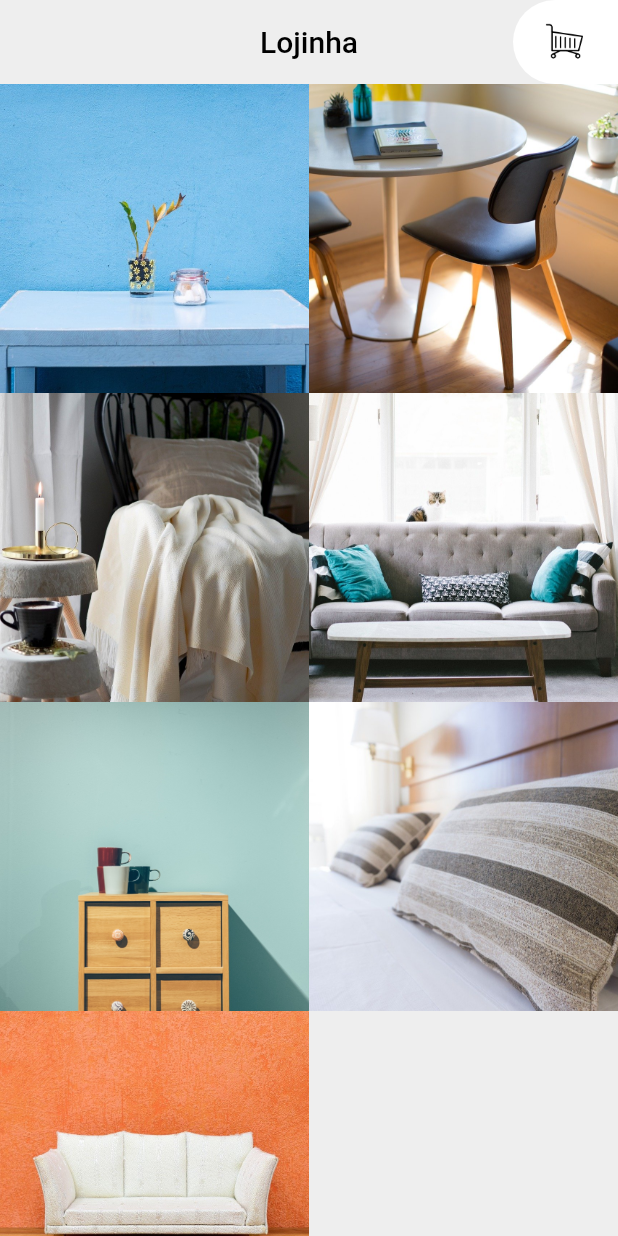
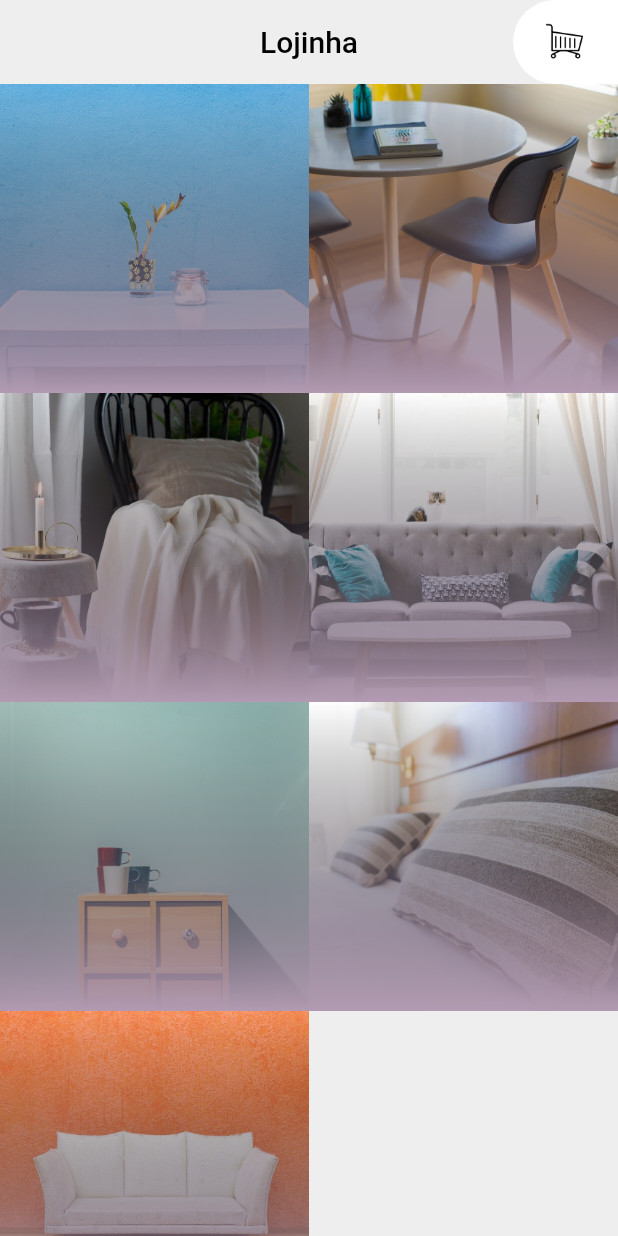
Before and after one commit to angelcomp/lojinha_flutter, a Flutter app: the screen it shows after launch, on a phone screen of 412 x 824 dp. Run offline on Flutter 3.47's test engine with Material 2 defaults, Android fonts, the light colour scheme and no system bars.

Commit message:
adicionando o degrade à imagem

```diff
--- a/lib/widgets/degrade_elemento_grid_produtos.dart
+++ b/lib/widgets/degrade_elemento_grid_produtos.dart
@@ -0,0 +1,24 @@
+
+
+
+import 'package:flutter/cupertino.dart';
+import 'package:flutter/material.dart';
+
+class DegradeElementoGridProdutos extends StatelessWidget {
+  @override
+  Widget build(BuildContext context) {
+    return Container(
+      decoration: const BoxDecoration(
+        gradient: LinearGradient(
+          begin: Alignment.topCenter,
+          end: Alignment.bottomCenter,
+          colors: [
+            Colors.transparent,
+            Color.fromRGBO(178, 155, 178, 1)
+          ]
+        )
+      ),
+    );
+  }
+
+}
--- a/lib/widgets/elemento_grid_produtos.dart
+++ b/lib/widgets/elemento_grid_produtos.dart
@@ -2,6 +2,7 @@
 
 import 'package:flutter/cupertino.dart';
 import 'package:lojinha_alura/models/movel.dart';
+import 'package:lojinha_alura/widgets/degrade_elemento_grid_produtos.dart';
 import 'package:lojinha_alura/widgets/imagem_elemento_grid_produtos.dart';
 
 class ElementoGridProdutos extends StatelessWidget {
@@ -12,7 +13,14 @@ class ElementoGridProdutos extends StatelessWidget {
 
   @override
   Widget build(BuildContext context) {
-      return ImagemElementoGridProdutos(imagem: movel.foto);
+      return Stack(
+          children: [
+            ImagemElementoGridProdutos(imagem: movel.foto),
+            DegradeElementoGridProdutos(),
+          ],
+
+      );
+
   }
 
 }
--- a/lib/widgets/imagem_elemento_grid_produtos.dart
+++ b/lib/widgets/imagem_elemento_grid_produtos.dart
@@ -1,18 +1,17 @@
-
-
 import 'package:flutter/cupertino.dart';
 
 class ImagemElementoGridProdutos extends StatelessWidget {
-
   final String imagem;
 
   ImagemElementoGridProdutos({required this.imagem});
 
   @override
   Widget build(BuildContext context) {
-    return Image(
-      fit: BoxFit.cover,
-      image: AssetImage('utilidades/assets/imagens/$imagem'),);
+    return Positioned.fill(
+      child: Image(
+        fit: BoxFit.cover,
+        image: AssetImage('utilidades/assets/imagens/$imagem'),
+      ),
+    );
   }
-
 }
```
